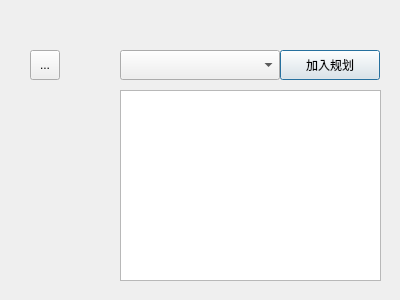
This is MoMoWord/mobookdialog.ui in KailinLi/MoMoWord as Qt 5 draws it before an edit. The edited form follows.
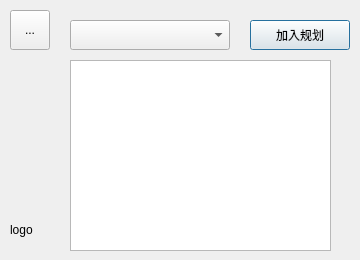
This is the edited form. Icons and pictures are not drawn.

The edit to the form file:
```diff
--- a/MoMoWord/mobookdialog.ui
+++ b/MoMoWord/mobookdialog.ui
@@ -6,8 +6,8 @@
    <rect>
     <x>0</x>
     <y>0</y>
-    <width>400</width>
-    <height>300</height>
+    <width>360</width>
+    <height>260</height>
    </rect>
   </property>
   <property name="windowTitle">
@@ -16,21 +16,31 @@
   <widget class="QToolButton" name="backBtn">
    <property name="geometry">
     <rect>
-     <x>30</x>
-     <y>50</y>
-     <width>30</width>
-     <height>30</height>
+     <x>10</x>
+     <y>10</y>
+     <width>40</width>
+     <height>40</height>
     </rect>
    </property>
    <property name="text">
     <string>...</string>
    </property>
+   <property name="icon">
+    <iconset resource="images.qrc">
+     <normaloff>:/images/back.png</normaloff>:/images/back.png</iconset>
+   </property>
+   <property name="iconSize">
+    <size>
+     <width>25</width>
+     <height>25</height>
+    </size>
+   </property>
   </widget>
   <widget class="QComboBox" name="bookComboBox">
    <property name="geometry">
     <rect>
-     <x>120</x>
-     <y>50</y>
+     <x>70</x>
+     <y>20</y>
      <width>160</width>
      <height>30</height>
     </rect>
@@ -39,8 +49,8 @@
   <widget class="QListView" name="wordListView">
    <property name="geometry">
     <rect>
-     <x>120</x>
-     <y>90</y>
+     <x>70</x>
+     <y>60</y>
      <width>261</width>
      <height>191</height>
     </rect>
@@ -49,8 +59,8 @@
   <widget class="QPushButton" name="loadBtn">
    <property name="geometry">
     <rect>
-     <x>280</x>
-     <y>50</y>
+     <x>250</x>
+     <y>20</y>
      <width>100</width>
      <height>30</height>
     </rect>
@@ -59,6 +69,19 @@
     <string>加入规划</string>
    </property>
   </widget>
+  <widget class="QLabel" name="logoLabel">
+   <property name="geometry">
+    <rect>
+     <x>10</x>
+     <y>210</y>
+     <width>40</width>
+     <height>40</height>
+    </rect>
+   </property>
+   <property name="text">
+    <string>logo</string>
+   </property>
+  </widget>
  </widget>
  <resources/>
  <connections/>
```
Left out of the diff: 4 changed lines with no effect on the pictures.
